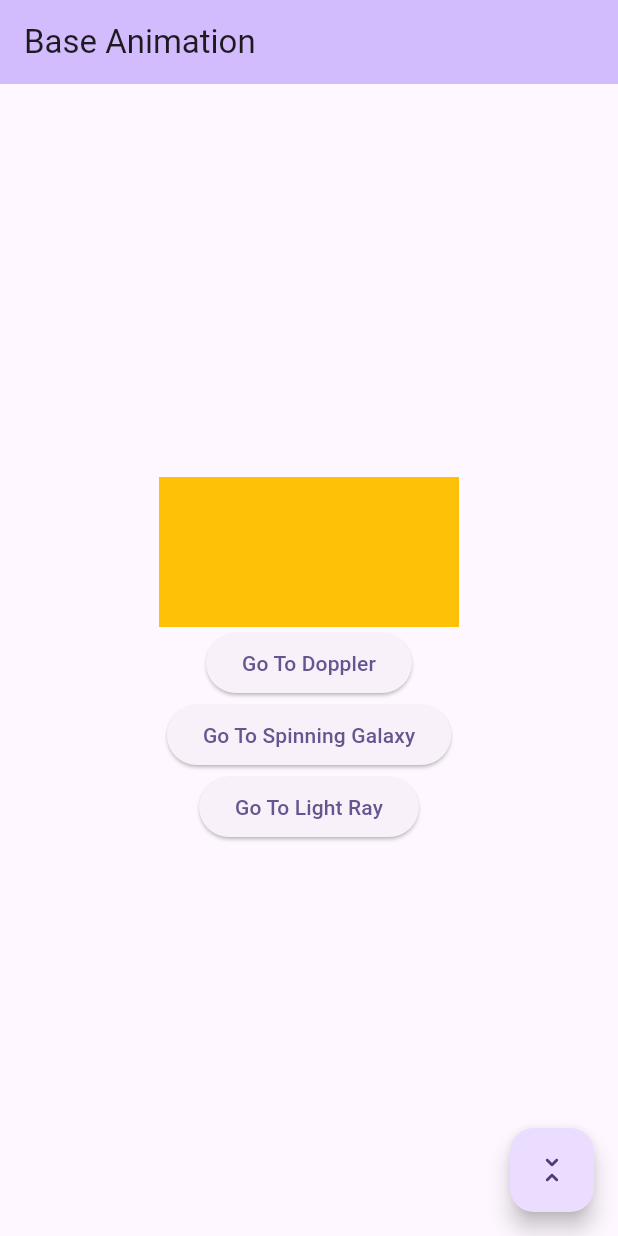
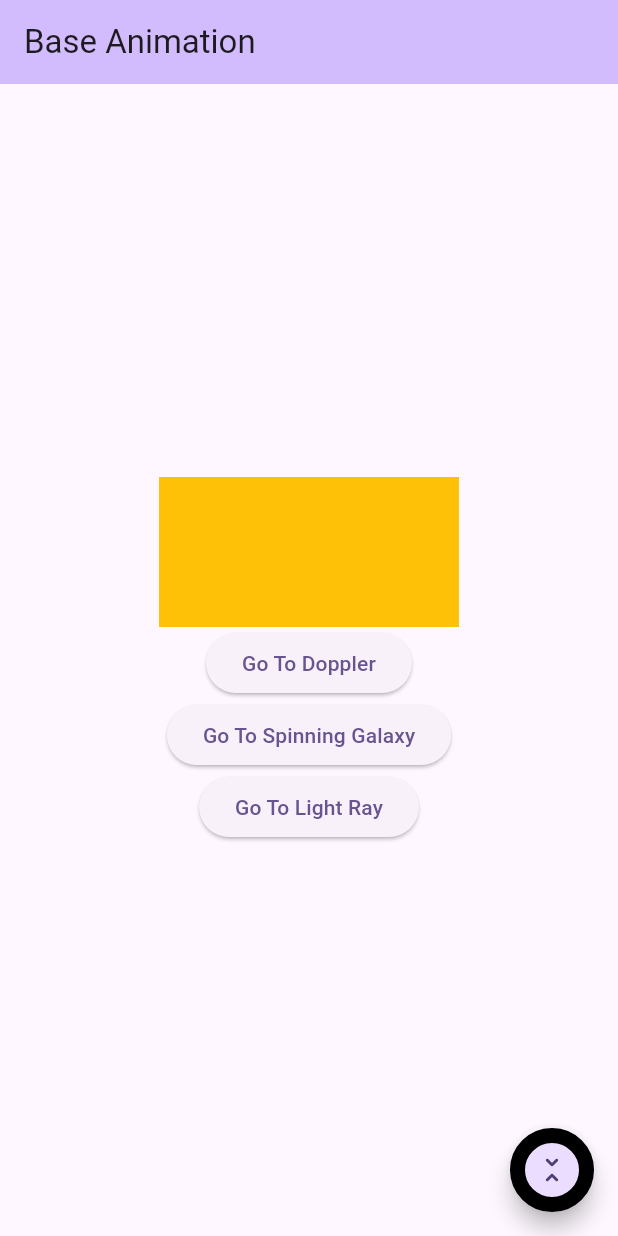
Before and after one commit to Gaurav4604/flutterRepo, a Flutter app: the screen it shows after launch, after a tap on the "expand" icon, on a phone screen of 412 x 824 dp. Run offline on Flutter 3.47's test engine with Material 3 defaults, Android fonts, the phone set to English and light mode, and no system bars; our stand-ins replace cached_network_image, camera, flutter_spinkit, google_fonts, sqflite, transparent_image and 1 more; accounts and stored records are empty.

Commit message:
added implicit animation on FAB

```diff
--- a/flutter-new/transitions_animations/lib/main.dart
+++ b/flutter-new/transitions_animations/lib/main.dart
@@ -95,6 +95,9 @@ class _HomePageState extends State<HomePage> {
             expand = !expand;
           });
         },
+        shape: expand
+            ? const CircleBorder(side: BorderSide(width: 10))
+            : const CircleBorder(side: BorderSide(width: 0)),
         tooltip: 'Expand/Collapse',
         child: Icon(expand ? Icons.unfold_less_rounded : Icons.expand),
       ), // This trailing comma makes auto-formatting nicer for build methods.
```
